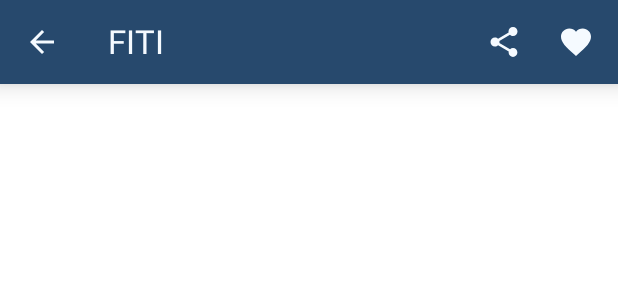
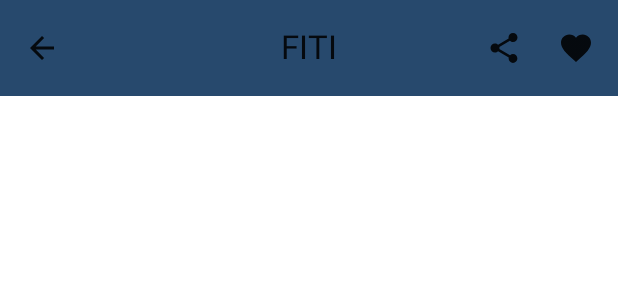
Before and after one commit to JoseMenta/TP3_HCI, an Android app built with Jetpack Compose: the @Preview function TopNavigationBarPreview, on a phone screen of 412 x 824 dp. Shown: the top 300 px of the screen. Run offline under Robolectric (Android 15) with nearby library versions, the phone set to English and light mode, and no system bars.

Commit message:
Cambios en Main Screen, Favorites Screen y TopNavigationBar
Ahora ambas pantallas tienen una disposición distinta entre la orientación vertical y horizontal. Ahora el titulo del top bar esta centrado

```diff
--- a/app/build.gradle
+++ b/app/build.gradle
@@ -56,6 +56,8 @@ dependencies {
     implementation 'androidx.compose.material:material:1.3.1'
     implementation "androidx.compose.material:material-icons-extended:$compose_ui_version"
     implementation("io.coil-kt:coil-compose:2.2.2")
+    implementation("androidx.compose.material3:material3:1.1.0-alpha02")
+    implementation("androidx.compose.material3:material3-window-size-class:1.1.0-alpha02")
     testImplementation 'junit:junit:4.13.2'
     androidTestImplementation 'androidx.test.ext:junit:1.1.4'
     androidTestImplementation 'androidx.test.espresso:espresso-core:3.5.0'
--- a/app/src/main/java/com/example/tp3_hci/components/navigation/TopNavigationBar.kt
+++ b/app/src/main/java/com/example/tp3_hci/components/navigation/TopNavigationBar.kt
@@ -1,16 +1,19 @@
 package com.example.tp3_hci.components.navigation
 
 import androidx.compose.foundation.Image
-import androidx.compose.foundation.layout.Column
-import androidx.compose.foundation.layout.fillMaxWidth
+import androidx.compose.foundation.layout.padding
 import androidx.compose.foundation.layout.size
 import androidx.compose.material.*
+import androidx.compose.material.Icon
+import androidx.compose.material.MaterialTheme
+import androidx.compose.material.Scaffold
 import androidx.compose.material.icons.Icons
 import androidx.compose.material.icons.filled.*
+import androidx.compose.material3.*
 import androidx.compose.runtime.Composable
-import androidx.compose.ui.Alignment
 import androidx.compose.ui.Modifier
 import androidx.compose.ui.res.painterResource
+import androidx.compose.ui.res.stringResource
 import androidx.compose.ui.tooling.preview.Preview
 import androidx.compose.ui.unit.dp
 import androidx.compose.ui.unit.sp
@@ -26,30 +29,28 @@ import com.example.tp3_hci.ui.theme.TP3_HCITheme
 // secondRightIcon: Componente que se desea colocar a la derecha del TopBar pero no es el ultimo (generalmente, es un IconButton)
 // rightIcon: Componente que se desea colocar a la derecha del TopBar (generalmente, es un IconButton)
 // -------------------------------------------------------------------------
+@OptIn(ExperimentalMaterial3Api::class)
 @Composable
 fun TopNavigationBar(
+    scrollBehavior: TopAppBarScrollBehavior,
     leftIcon: (@Composable () -> Unit?)? = null,
     centerComponent: (@Composable () -> Unit)? = null,
     secondRightIcon: (@Composable () -> Unit)? = null,
     rightIcon: (@Composable () -> Unit)? = null
 ) {
-    TopAppBar(
-        backgroundColor = FitiBlue,
-        contentColor = FitiWhiteText,
+    CenterAlignedTopAppBar(
+        scrollBehavior = scrollBehavior,
         navigationIcon = {
             if (leftIcon != null) {
                 leftIcon()
             } else {
-                Column(
-                    modifier = Modifier.fillMaxWidth(),
-                    horizontalAlignment = Alignment.CenterHorizontally
-                ){
-                    Image(
-                        painter = painterResource(id = R.drawable.fiti),
-                        contentDescription = "Logo FITI",
-                        modifier = Modifier.size(40.dp)
-                    )
-                }
+                Image(
+                    painter = painterResource(id = R.drawable.fiti),
+                    contentDescription = stringResource(id = R.string.fiti_logo),
+                    modifier = Modifier
+                        .size(50.dp)
+                        .padding(start = 10.dp)
+                )
             }
         },
         title = {
@@ -57,7 +58,6 @@ fun TopNavigationBar(
                 centerComponent()
             }
         },
-        elevation = 10.dp,
         actions = {
             if (secondRightIcon != null) {
                 secondRightIcon()
@@ -65,10 +65,18 @@ fun TopNavigationBar(
             if (rightIcon != null) {
                 rightIcon()
             }
-        }
+        },
+        colors = TopAppBarDefaults.topAppBarColors(
+            containerColor = FitiBlue,
+            scrolledContainerColor = FitiBlue,
+            navigationIconContentColor = FitiWhiteText,
+            titleContentColor = FitiWhiteText,
+            actionIconContentColor = FitiWhiteText
+        )
     )
 }
 
+@OptIn(ExperimentalMaterial3Api::class)
 @Preview(showBackground = true)
 @Composable
 fun TopNavigationBarPreview(){
@@ -76,12 +84,12 @@ fun TopNavigationBarPreview(){
         Scaffold(
             topBar = {
                 TopNavigationBar(
+                    scrollBehavior = TopAppBarDefaults.enterAlwaysScrollBehavior(),
                     leftIcon = {
                         IconButton(onClick = { /*TODO*/ }) {
                             Icon(
                                 imageVector = Icons.Default.ArrowBack,
-                                contentDescription = "Menu",
-                                tint = FitiWhiteText
+                                contentDescription = "Menu"
                             )
                         }
                     },
@@ -89,8 +97,7 @@ fun TopNavigationBarPreview(){
                         IconButton(onClick = { /*TODO*/ }) {
                             Icon(
                                 imageVector = Icons.Default.Share,
-                                contentDescription = "Menu",
-                                tint = FitiWhiteText
+                                contentDescription = "Menu"
                             )
                         }
                     },
@@ -98,15 +105,14 @@ fun TopNavigationBarPreview(){
                         IconButton(onClick = { /*TODO*/ }) {
                             Icon(
                                 imageVector = Icons.Filled.Favorite,
-                                contentDescription = "Menu",
-                                tint = FitiWhiteText
+                                contentDescription = "Menu"
                             )
                         }
                     },
                     centerComponent = {
                         Text(
                             text = "FITI",
-                            style = MaterialTheme.typography.h3.copy(fontSize = 22.sp, color = FitiWhiteText)
+                            style = MaterialTheme.typography.h3.copy(fontSize = 22.sp)
                         )
                     }
                 )
--- a/app/src/main/java/com/example/tp3_hci/previews/BottomAndTopNavigationPreview.kt
+++ b/app/src/main/java/com/example/tp3_hci/previews/BottomAndTopNavigationPreview.kt
@@ -4,6 +4,8 @@ import androidx.compose.foundation.layout.size
 import androidx.compose.material.*
 import androidx.compose.material.icons.Icons
 import androidx.compose.material.icons.filled.*
+import androidx.compose.material3.ExperimentalMaterial3Api
+import androidx.compose.material3.TopAppBarDefaults
 import androidx.compose.runtime.Composable
 import androidx.compose.ui.Modifier
 import androidx.compose.ui.res.stringResource
@@ -17,6 +19,7 @@ import com.example.tp3_hci.components.navigation.TopNavigationBar
 import com.example.tp3_hci.ui.theme.FitiWhiteText
 import com.example.tp3_hci.ui.theme.TP3_HCITheme
 
+@OptIn(ExperimentalMaterial3Api::class)
 @Preview(showBackground = true)
 @Composable
 fun BottomAndTopNavigationBarPreview() {
@@ -33,6 +36,7 @@ fun BottomAndTopNavigationBarPreview() {
             },
             topBar = {
                 TopNavigationBar(
+                    scrollBehavior = TopAppBarDefaults.enterAlwaysScrollBehavior(),
                     leftIcon = {
                         IconButton(onClick = { /*TODO*/ }) {
                             Icon(
--- a/app/src/main/res/values/strings.xml
+++ b/app/src/main/res/values/strings.xml
@@ -1,5 +1,8 @@
 <resources>
     <string name="app_name">TP3_HCI</string>
+    <string name="fiti">FITI</string>
+    <string name="fiti_logo">FITI Logo</string>
+
     <string name="name">Name</string>
     <string name="creation_date">Creation date</string>
     <string name="rating">Rating</string>
--- a/build.gradle
+++ b/build.gradle
@@ -1,6 +1,6 @@
 buildscript {
     ext {
-        compose_ui_version = '1.1.1'
+        compose_ui_version = '1.3.1'
     }
 }// Top-level build file where you can add configuration options common to all sub-projects/modules.
 plugins {
```
Also changed, not shown: app/src/main/java/com/example/tp3_hci/components/routine/RoutineCardDisplay.kt (renamed from app/src/main/java/com/example/tp3_hci/components/routine/RoutineCardList.kt, +102 -15 lines), app/src/main/java/com/example/tp3_hci/components/routine/RoutineOrderDropDown.kt (+23 -7 lines), app/src/main/java/com/example/tp3_hci/screens/FavoritesScreen.kt (+10 -2 lines), app/src/main/java/com/example/tp3_hci/screens/MainScreen.kt (+56 -19 lines), 1 other file.
